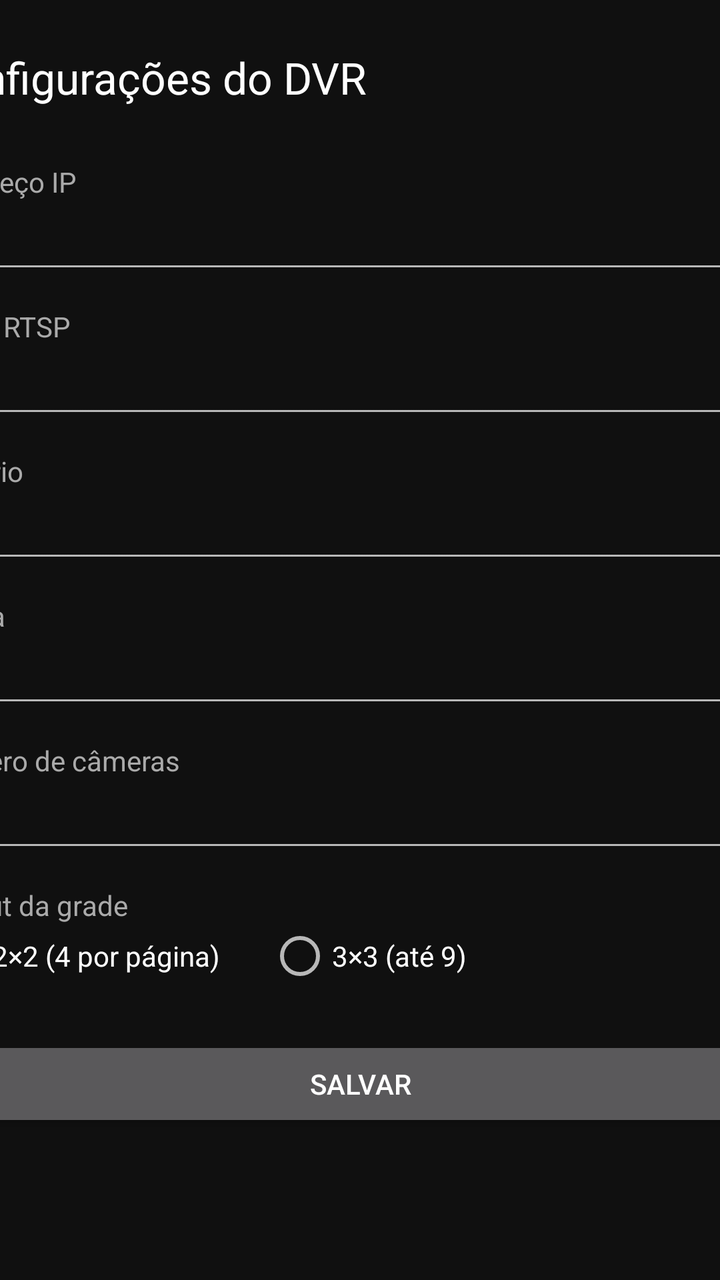
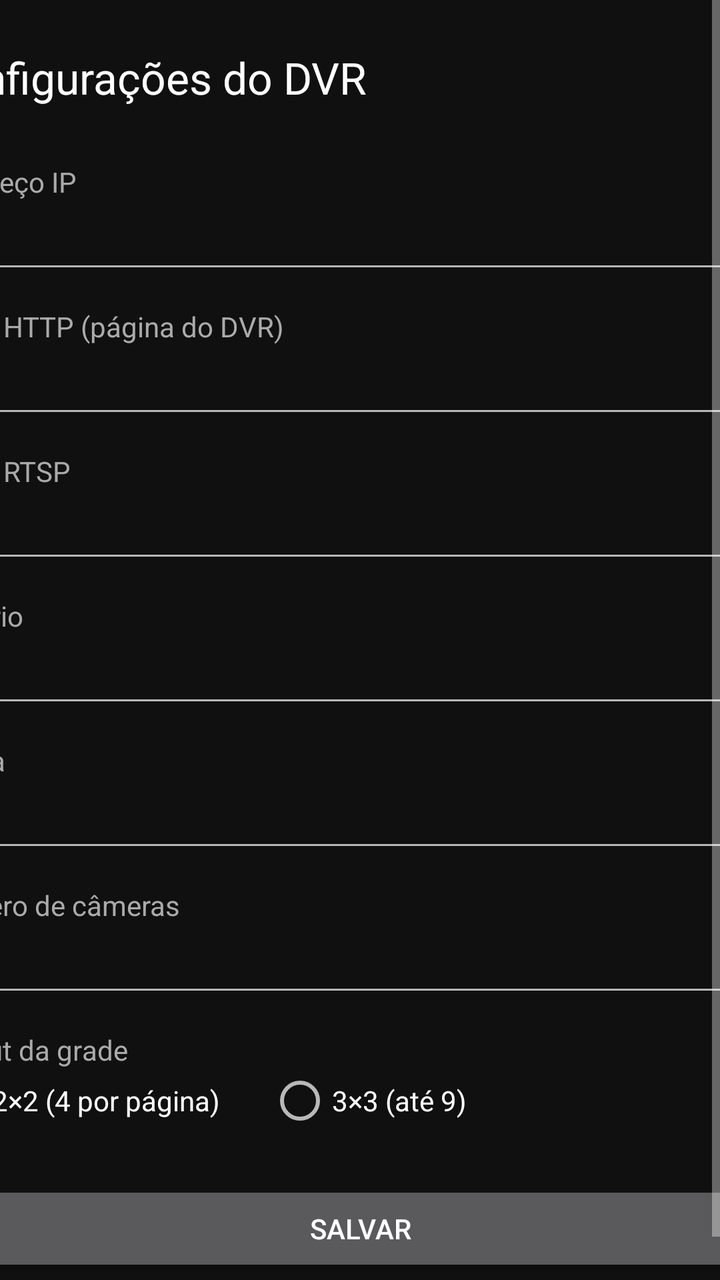

Two renders of the same Android screen: before a commit and after it. Below are the layout's source before the change and the commit's diff.
<!-- AndroidManifest.xml: application theme AppTheme -->
<!-- res/layout/activity_settings.xml -->
<?xml version="1.0" encoding="utf-8"?>
<ScrollView xmlns:android="http://schemas.android.com/apk/res/android"
    android:layout_width="match_parent"
    android:layout_height="match_parent"
    android:background="#101010">

    <LinearLayout
        android:layout_width="480dp"
        android:layout_height="wrap_content"
        android:layout_gravity="center_horizontal"
        android:orientation="vertical"
        android:padding="24dp">

        <TextView
            android:layout_width="wrap_content"
            android:layout_height="wrap_content"
            android:text="Configurações do DVR"
            android:textColor="#FFFFFF"
            android:textSize="22sp"
            android:layout_marginBottom="16dp" />

        <TextView style="@style/SettingsLabel" android:text="Endereço IP" />
        <EditText android:id="@+id/host" style="@style/SettingsField" android:inputType="text" />

        <TextView style="@style/SettingsLabel" android:text="Porta RTSP" />
        <EditText android:id="@+id/port" style="@style/SettingsField" android:inputType="number" />

        <TextView style="@style/SettingsLabel" android:text="Usuário" />
        <EditText android:id="@+id/user" style="@style/SettingsField" android:inputType="text" />

        <TextView style="@style/SettingsLabel" android:text="Senha" />
        <EditText android:id="@+id/password" style="@style/SettingsField" android:inputType="textPassword" />

        <TextView style="@style/SettingsLabel" android:text="Número de câmeras" />
        <EditText android:id="@+id/channels" style="@style/SettingsField" android:inputType="number" />

        <TextView style="@style/SettingsLabel" android:text="Layout da grade" />
        <RadioGroup
            android:id="@+id/layout"
            android:layout_width="match_parent"
            android:layout_height="wrap_content"
            android:orientation="horizontal">
            <RadioButton android:id="@+id/layout2" android:text="2×2 (4 por página)" android:textColor="#FFFFFF"
                android:layout_width="wrap_content" android:layout_height="wrap_content" android:layout_marginRight="24dp" />
            <RadioButton android:id="@+id/layout3" android:text="3×3 (até 9)" android:textColor="#FFFFFF"
                android:layout_width="wrap_content" android:layout_height="wrap_content" />
        </RadioGroup>

        <Button
            android:id="@+id/save"
            android:layout_width="match_parent"
            android:layout_height="wrap_content"
            android:layout_marginTop="24dp"
            android:text="Salvar" />
    </LinearLayout>
</ScrollView>
<!-- resources referenced by this layout -->
<resources>
  <style name="SettingsField">
          <item name="android:layout_width">match_parent</item>
          <item name="android:layout_height">wrap_content</item>
          <item name="android:textColor">#FFFFFF</item>
          <item name="android:singleLine">true</item>
      </style>
  <style name="SettingsLabel">
          <item name="android:layout_width">wrap_content</item>
          <item name="android:layout_height">wrap_content</item>
          <item name="android:textColor">#AAAAAA</item>
          <item name="android:textSize">14sp</item>
          <item name="android:layout_marginTop">12dp</item>
      </style>
  <style name="AppTheme" parent="Theme.AppCompat.NoActionBar">
          <item name="android:windowBackground">@android:color/black</item>
          <item name="android:windowFullscreen">true</item>
          <item name="colorAccent">#00A335</item>
      </style>
</resources>

<!-- the commit's change to res/layout/activity_settings.xml (unified diff, before → after) -->
@@ -21,6 +21,9 @@
 
         <TextView style="@style/SettingsLabel" android:text="Endereço IP" />
         <EditText android:id="@+id/host" style="@style/SettingsField" android:inputType="text" />
+
+        <TextView style="@style/SettingsLabel" android:text="Porta HTTP (página do DVR)" />
+        <EditText android:id="@+id/httpPort" style="@style/SettingsField" android:inputType="number" />
 
         <TextView style="@style/SettingsLabel" android:text="Porta RTSP" />
         <EditText android:id="@+id/port" style="@style/SettingsField" android:inputType="number" />
